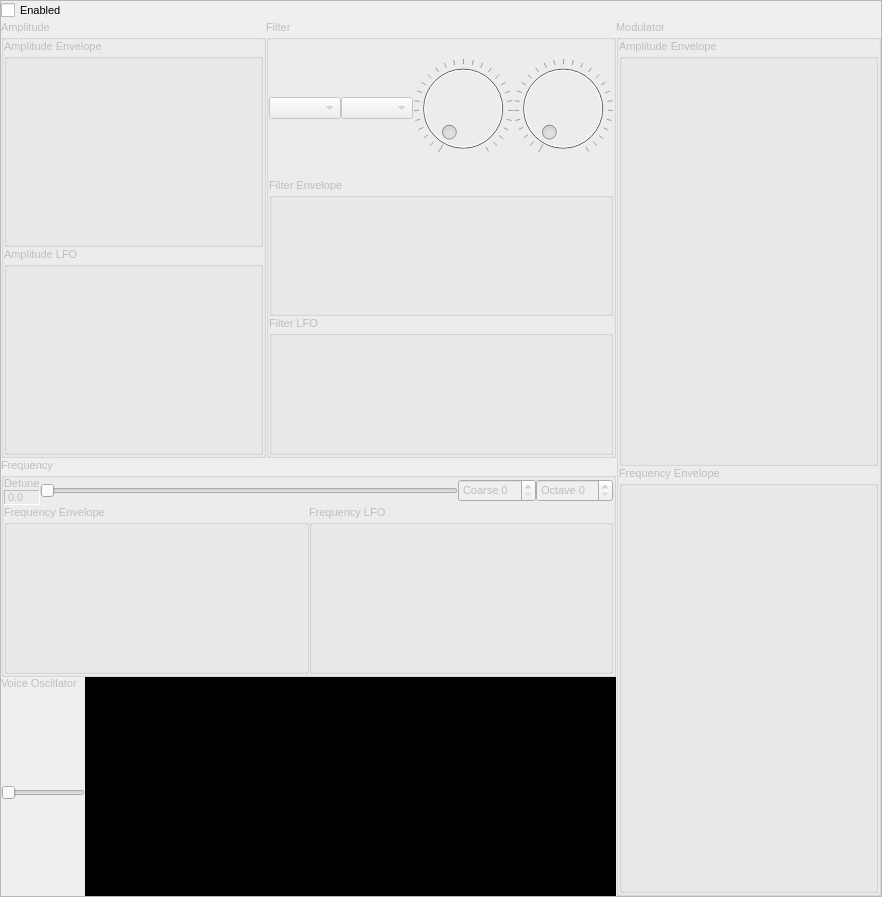
Above: src/NewUI/Addnote/VoiceList.ui from saidinesh5/ZynAddSubFX before the change. Below: the same form after it.
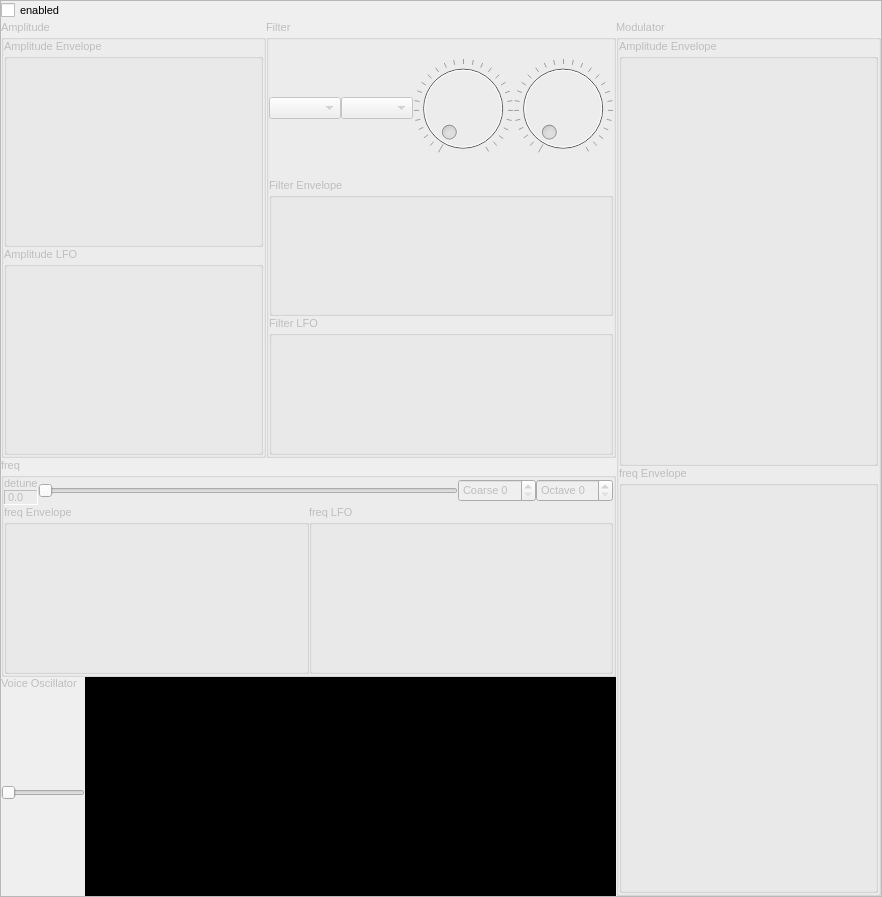
That is the form after the change. Custom widgets are drawn as their Qt base class.

```diff
--- a/src/NewUI/Addnote/VoiceList.ui
+++ b/src/NewUI/Addnote/VoiceList.ui
@@ -43,7 +43,7 @@
       <item>
        <widget class="CheckBox" name="enabledCheck">
         <property name="text">
-         <string>Enabled</string>
+         <string>enabled</string>
         </property>
         <property name="controlId" stdset="0">
          <string>Enabled</string>
@@ -322,7 +322,7 @@
          <item row="2" column="0" colspan="2">
           <widget class="QGroupBox" name="groupBox_3">
            <property name="title">
-            <string>Frequency</string>
+            <string>freq</string>
            </property>
            <layout class="QGridLayout" name="gridLayout_3">
             <property name="margin">
@@ -351,7 +351,7 @@
                  <item>
                   <widget class="QLabel" name="label_12">
                    <property name="text">
-                    <string>Detune</string>
+                    <string>detune</string>
                    </property>
                   </widget>
                  </item>
@@ -409,14 +409,14 @@
             <item row="1" column="0">
              <widget class="EnvelopeBox" name="frequencyEnvelope">
               <property name="title">
-               <string>Frequency Envelope</string>
+               <string>freq Envelope</string>
               </property>
              </widget>
             </item>
             <item row="1" column="1">
              <widget class="LFOBox" name="frequencyLFO">
               <property name="title">
-               <string>Frequency LFO</string>
+               <string>freq LFO</string>
               </property>
              </widget>
             </item>
@@ -445,7 +445,7 @@
             <item>
              <widget class="EnvelopeBox" name="frequencyEnvelope_2">
               <property name="title">
-               <string>Frequency Envelope </string>
+               <string>freq Envelope </string>
               </property>
              </widget>
             </item>
```
Left out of the diff: 26 changed lines with no effect on the pictures.
